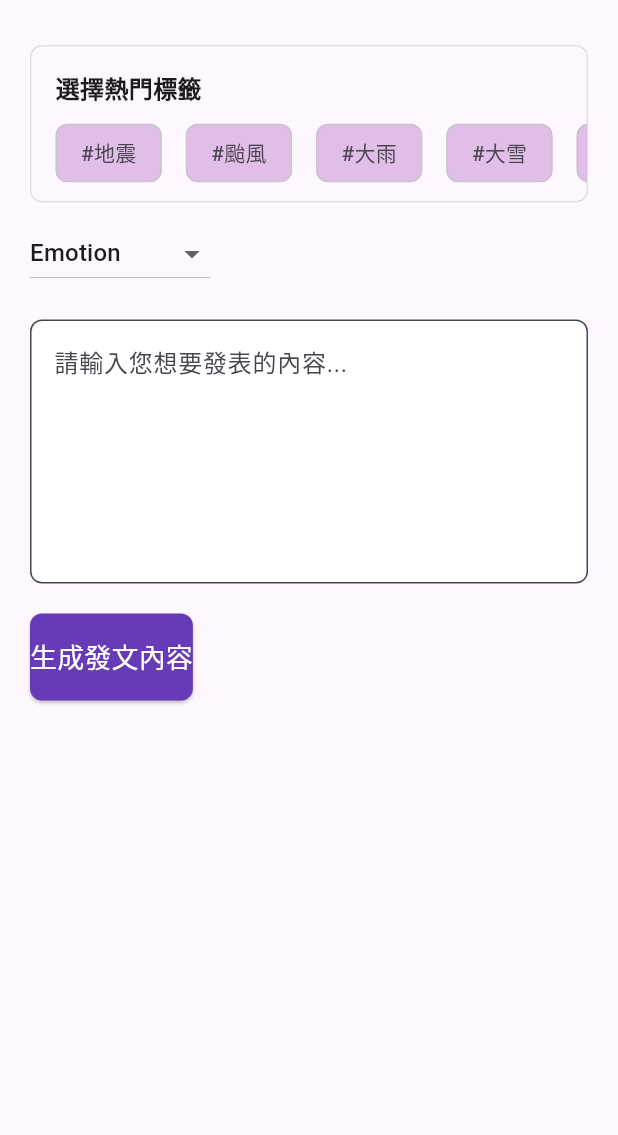
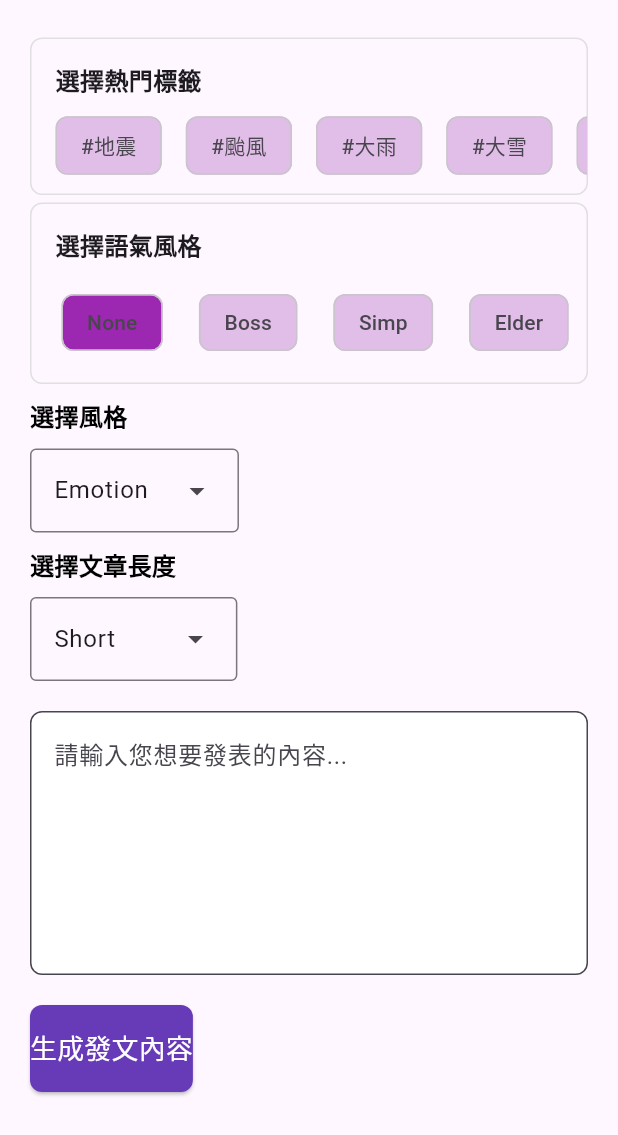
Before and after one commit to yuhsiang1117/threadsposter, a Flutter app: the Post widget shown alone on an empty page, opened directly, on a phone screen of 412 x 824 dp. Shown: the top 1135 px of the screen. Run offline on Flutter 3.47's test engine with Material 3 defaults, Android fonts, the phone set to English and light mode, and no system bars; our stand-ins replace go_router.

Commit message:
修改PostPage(style, tone, size)

```diff
--- a/lib/widgets/post/home_post_tab.dart
+++ b/lib/widgets/post/home_post_tab.dart
@@ -1,46 +1,11 @@
 import 'package:flutter/material.dart';
-import 'package:threadsposter/widgets/post/generation.dart';
+import 'package:threadsposter/widgets/widgets.dart';
 
 class Post extends StatefulWidget {
   const Post({super.key});
 
   @override
   State<Post> createState() => _PostState();
-}
-
-class Selection extends StatefulWidget {
-  final List<String> option;
-  const Selection({required this.option, super.key});
-  @override
-  State<Selection> createState() => _Selection();
-}
-
-class _Selection extends State<Selection> {
-  String? selected;
-  @override
-  void initState() {
-    super.initState();
-    selected = widget.option.isNotEmpty ? widget.option.first : null;
-  }
-
-  @override
-  Widget build(BuildContext contex) {
-    return DropdownButton<String>(
-      value: selected,
-      // icon: const Icon(Icons.arrow_downward),
-      onChanged: (String? value) {
-        setState(() {
-          selected = value;
-        });
-      },
-      isExpanded: true,
-      // menuWidth: 120,
-      items:
-          widget.option.map((option) {
-            return DropdownMenuItem<String>(value: option, child: Text(option));
-          }).toList(),
-    );
-  }
 }
 
 class _PostState extends State<Post> {
@@ -59,15 +24,14 @@ class _PostState extends State<Post> {
       child: Column(
         crossAxisAlignment: CrossAxisAlignment.start,
         children: [
+          const SizedBox(height: 5),
+          _buildTagSelector(),
+          const SizedBox(height: 5),
+          ToneSelection(),
           const SizedBox(height: 10),
-          _buildTagSelector(),
+          StyleSelection(),
           const SizedBox(height: 10),
-          Container(
-            width: 120,
-            child: Selection(
-              option: ['Emotion', 'Practicle', 'Identity', 'Trend'],
-            ),
-          ),
+          SizeSelection(),
           const SizedBox(height: 20),
           _buildInputField(),
           const SizedBox(height: 20),
--- /dev/null
+++ b/lib/widgets/post/size_selection.dart
@@ -0,0 +1,66 @@
+import 'dart:collection';
+import 'package:flutter/material.dart';
+import 'package:threadsposter/widgets/widgets.dart';
+
+const List<String> size = [
+  'Short',
+  'Medium',
+  'Long'
+];
+
+class SizeSelection extends StatefulWidget {
+  const SizeSelection({super.key});
+  @override
+  State<SizeSelection> createState() => _SizeSelectionState();
+}
+
+class _SizeSelectionState extends State<SizeSelection> {
+
+  String? dropdownValue;
+
+  @override
+  void initState() {
+    super.initState();
+    dropdownValue = size.first;
+  }
+  static final List<MenuEntry> menuEntries = UnmodifiableListView<MenuEntry>(
+    size.map<MenuEntry>((String name) => MenuEntry(value: name, label: name)),
+  );
+  @override
+  Widget build(BuildContext contex) {
+    final textPainter = TextPainter(
+      text: TextSpan(
+        text: 'medium',
+        style: TextStyle(fontSize: 16), // 設定與下拉選單字體相同的字型大小
+      ),
+      textDirection: TextDirection.ltr,
+    )..layout();
+    final width = textPainter.width + 80; // 加上左右 padding
+
+    return Column(
+      crossAxisAlignment: CrossAxisAlignment.start,
+      children: [
+        Text(
+          '選擇文章長度',
+          style: TextStyle(
+            fontSize: 16,
+            fontWeight: FontWeight.bold,
+            color: Colors.black,
+          ),
+        ),
+        const SizedBox(height: 10),
+        DropdownMenu<String>(
+        initialSelection: size.first,
+        textStyle: const TextStyle(fontSize: 16),
+        width: width,
+        onSelected: (String? value) {
+          setState(() {
+            dropdownValue = value!;
+          });
+        },
+        dropdownMenuEntries: menuEntries,
+        )
+      ]
+    );
+  }
+}
--- /dev/null
+++ b/lib/widgets/post/style_selection.dart
@@ -0,0 +1,76 @@
+import 'dart:collection';
+import 'package:flutter/material.dart';
+import 'package:threadsposter/widgets/widgets.dart';
+
+const List<String> options = [
+  'Emotion',
+  'Practicle',
+  'Identity',
+  'Trend',
+];
+
+class StyleSelection extends StatefulWidget {
+  const StyleSelection({super.key});
+  @override
+  State<StyleSelection> createState() => _StyleSelectionState();
+}
+
+class _StyleSelectionState extends State<StyleSelection> {
+
+  String? dropdownValue;
+  double width = 0.0;
+
+  @override
+  void initState() {
+    super.initState();
+    dropdownValue = options.first;
+    updateWidth(dropdownValue!);
+  }
+
+  void updateWidth(String value) {
+    // 使用 TextPainter 計算字串寬度
+    final textPainter = TextPainter(
+      text: TextSpan(
+        text: value,
+        style: TextStyle(fontSize: 16), // 設定與下拉選單字體相同的字型大小
+      ),
+      textDirection: TextDirection.ltr,
+    )..layout();
+
+    setState(() {
+      width = textPainter.width + 80; // 加上左右 padding
+    });
+  }
+  static final List<MenuEntry> menuEntries = UnmodifiableListView<MenuEntry>(
+    options.map<MenuEntry>((String name) => MenuEntry(value: name, label: name)),
+  );
+  @override
+  Widget build(BuildContext contex) {
+    return Column(
+      crossAxisAlignment: CrossAxisAlignment.start,
+      children: [
+        Text(
+          '選擇風格',
+          style: TextStyle(
+            fontSize: 16,
+            fontWeight: FontWeight.bold,
+            color: Colors.black,
+          ),
+        ),
+        const SizedBox(height: 10),
+        DropdownMenu<String>(
+        initialSelection: options.first,
+        textStyle: const TextStyle(fontSize: 16),
+        width: width,
+        onSelected: (String? value) {
+          setState(() {
+            dropdownValue = value!;
+            updateWidth(dropdownValue!);
+          });
+        },
+        dropdownMenuEntries: menuEntries,
+        )
+      ]
+    );
+  }
+}
--- /dev/null
+++ b/lib/widgets/post/tone_selection.dart
@@ -0,0 +1,70 @@
+import 'package:flutter/material.dart';
+
+String _selectedTone = 'None';
+
+class ToneSelection extends StatefulWidget {
+  const ToneSelection({super.key});
+
+  @override
+  State<ToneSelection> createState() => _ToneSelectionState();
+}
+
+class _ToneSelectionState extends State<ToneSelection> {
+  @override
+  Widget build(BuildContext context) {
+    return _buildToneSelector();
+  }
+
+  Widget _buildToneSelector() {
+    return Container(
+      padding: const EdgeInsets.symmetric(vertical: 8),
+      decoration: BoxDecoration(
+        border: Border.all(color: Colors.grey.shade300),
+        borderRadius: BorderRadius.circular(8),
+      ),
+      child: Column(
+        crossAxisAlignment: CrossAxisAlignment.start,
+        children: [
+          const Padding(
+            padding: EdgeInsets.symmetric(horizontal: 16, vertical: 8),
+            child: Text(
+              '選擇語氣風格',
+              style: TextStyle(fontSize: 16, fontWeight: FontWeight.bold),
+            ),
+          ),
+          SingleChildScrollView(
+            scrollDirection: Axis.horizontal,
+            padding: const EdgeInsets.symmetric(horizontal: 8),
+            child: Row(
+              children: [
+                _buildTone('None'),
+                _buildTone('Boss'),
+                _buildTone('Simp'),
+                _buildTone('Elder'),
+                _buildTone('Elder Simp'),
+                _buildTone('Elder Boss'),
+                _buildTone('Elder Boss Simp'),
+              ],
+            ),
+          ),
+        ],
+      ),
+    );
+  }
+
+  Widget _buildTone(String tag) {
+    return TextButton(
+      onPressed: () => {
+        print('Selected tone: $tag'),
+        setState(() {
+          _selectedTone = tag;
+        })
+      },
+      child: Chip(
+        label: Text(tag),
+        backgroundColor: _selectedTone == tag ? Colors.purple : Colors.purple.shade100,
+        onDeleted: null,
+      ),
+    );
+  }
+}
--- a/lib/widgets/widgets.dart
+++ b/lib/widgets/widgets.dart
@@ -1,12 +1,15 @@
-/// Widget exports for the ThreadsPoster app
-///
-/// This file provides centralized exports for all widgets used in the app
+import 'package:flutter/material.dart';
 
 export 'package:threadsposter/widgets/home/dailypop.dart';
 export 'package:threadsposter/widgets/home/home_tab.dart';
 export 'package:threadsposter/widgets/home_page.dart';
 export 'package:threadsposter/widgets/post/generation.dart';
 export 'package:threadsposter/widgets/post/home_post_tab.dart';
+export 'package:threadsposter/widgets/post/style_selection.dart';
+export 'package:threadsposter/widgets/post/size_selection.dart';
+export 'package:threadsposter/widgets/post/tone_selection.dart';
 export 'package:threadsposter/widgets/setting/home_setting_tab.dart';
 export 'package:threadsposter/widgets/setting/login.dart';
 export 'package:threadsposter/widgets/setting/savedposts.dart';
+
+typedef MenuEntry = DropdownMenuEntry<String>;
```
